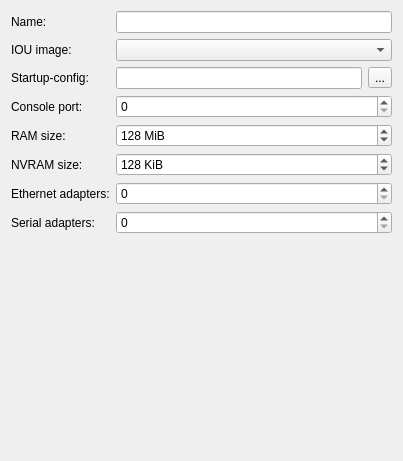
This is gns3/modules/vpcs/ui/vpcs_device_configuration_page.ui in GNS3/gns3-gui as Qt 5 draws it before an edit. The edited form follows.
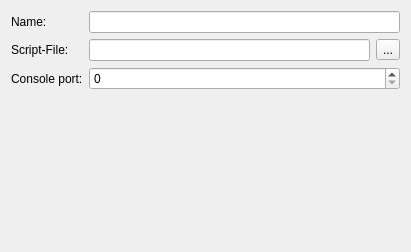
This is the edited form.

Commit message: Layout of the VPCS UI

```diff
--- a/gns3/modules/vpcs/ui/vpcs_device_configuration_page.ui
+++ b/gns3/modules/vpcs/ui/vpcs_device_configuration_page.ui
@@ -6,8 +6,8 @@
    <rect>
     <x>0</x>
     <y>0</y>
-    <width>403</width>
-    <height>461</height>
+    <width>411</width>
+    <height>252</height>
    </rect>
   </property>
   <property name="windowTitle">
@@ -25,23 +25,13 @@
     <widget class="QLineEdit" name="uiNameLineEdit"/>
    </item>
    <item row="1" column="0">
-    <widget class="QLabel" name="uiIOUImageLabel">
-     <property name="text">
-      <string>IOU image:</string>
-     </property>
-    </widget>
-   </item>
-   <item row="1" column="1">
-    <widget class="QComboBox" name="uiIOUImageComboBox"/>
-   </item>
-   <item row="2" column="0">
     <widget class="QLabel" name="uiStartupConfigLabel">
      <property name="text">
-      <string>Startup-config:</string>
+      <string>Script-File:</string>
      </property>
     </widget>
    </item>
-   <item row="2" column="1">
+   <item row="1" column="1">
     <layout class="QHBoxLayout" name="horizontalLayout_4">
      <item>
       <widget class="QLineEdit" name="uiStartupConfigLineEdit"/>
@@ -58,125 +48,21 @@
      </item>
     </layout>
    </item>
-   <item row="3" column="0">
+   <item row="2" column="0">
     <widget class="QLabel" name="uiConsolePortLabel">
      <property name="text">
       <string>Console port:</string>
      </property>
     </widget>
    </item>
-   <item row="3" column="1">
+   <item row="2" column="1">
     <widget class="QSpinBox" name="uiConsolePortSpinBox">
      <property name="maximum">
       <number>65535</number>
      </property>
     </widget>
    </item>
-   <item row="4" column="0">
-    <widget class="QLabel" name="uiRamLabel">
-     <property name="text">
-      <string>RAM size:</string>
-     </property>
-    </widget>
-   </item>
-   <item row="4" column="1">
-    <widget class="QSpinBox" name="uiRamSpinBox">
-     <property name="sizePolicy">
-      <sizepolicy hsizetype="Expanding" vsizetype="Fixed">
-       <horstretch>0</horstretch>
-       <verstretch>0</verstretch>
-      </sizepolicy>
-     </property>
-     <property name="suffix">
-      <string> MiB</string>
-     </property>
-     <property name="maximum">
-      <number>4096</number>
-     </property>
-     <property name="singleStep">
-      <number>4</number>
-     </property>
-     <property name="value">
-      <number>128</number>
-     </property>
-    </widget>
-   </item>
-   <item row="5" column="0">
-    <widget class="QLabel" name="uiNvramLabel">
-     <property name="text">
-      <string>NVRAM size:</string>
-     </property>
-    </widget>
-   </item>
-   <item row="5" column="1">
-    <widget class="QSpinBox" name="uiNvramSpinBox">
-     <property name="sizePolicy">
-      <sizepolicy hsizetype="Expanding" vsizetype="Fixed">
-       <horstretch>0</horstretch>
-       <verstretch>0</verstretch>
-      </sizepolicy>
-     </property>
-     <property name="suffix">
-      <string> KiB</string>
-     </property>
-     <property name="maximum">
-      <number>4096</number>
-     </property>
-     <property name="singleStep">
-      <number>4</number>
-     </property>
-     <property name="value">
-      <number>128</number>
-     </property>
-    </widget>
-   </item>
-   <item row="6" column="0">
-    <widget class="QLabel" name="uiEthernetAdaptersLabel">
-     <property name="text">
-      <string>Ethernet adapters:</string>
-     </property>
-    </widget>
-   </item>
-   <item row="6" column="1">
-    <widget class="QSpinBox" name="uiEthernetAdaptersSpinBox">
-     <property name="sizePolicy">
-      <sizepolicy hsizetype="Expanding" vsizetype="Fixed">
-       <horstretch>0</horstretch>
-       <verstretch>0</verstretch>
-      </sizepolicy>
-     </property>
-     <property name="maximum">
-      <number>16</number>
-     </property>
-     <property name="singleStep">
-      <number>2</number>
-     </property>
-    </widget>
-   </item>
-   <item row="7" column="0">
-    <widget class="QLabel" name="uiSerialAdaptersLabel">
-     <property name="text">
-      <string>Serial adapters:</string>
-     </property>
-    </widget>
-   </item>
-   <item row="7" column="1">
-    <widget class="QSpinBox" name="uiSerialAdaptersSpinBox">
-     <property name="sizePolicy">
-      <sizepolicy hsizetype="Expanding" vsizetype="Fixed">
-       <horstretch>0</horstretch>
-       <verstretch>0</verstretch>
-      </sizepolicy>
-     </property>
-     <property name="maximum">
-      <number>16</number>
-     </property>
-     <property name="singleStep">
-      <number>2</number>
-     </property>
-    </widget>
-   </item>
-   <item row="8" column="1">
+   <item row="3" column="1">
     <spacer name="spacer">
      <property name="orientation">
       <enum>Qt::Vertical</enum>
```
Left out of the diff: 10 changed lines with no effect on the pictures. The commit also changes 5 other files.
